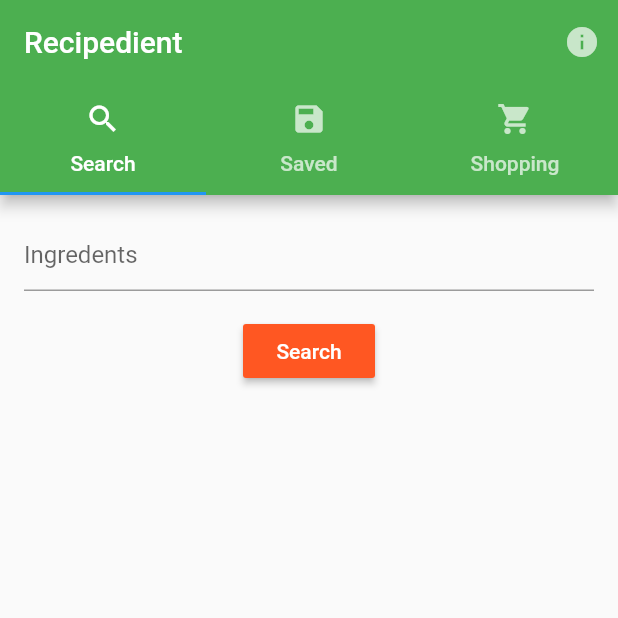
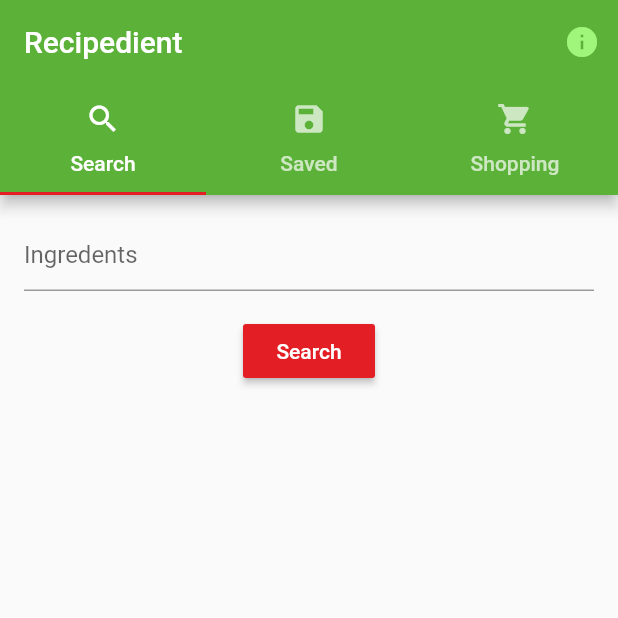
Before and after one commit to jensllarsen/recipedient, a Flutter app: the screen it shows after launch, on a phone screen of 412 x 824 dp, the top half of it. Run offline on Flutter 3.47's test engine with Material 2 defaults, Android fonts, the phone set to English and light mode, and no system bars; our stand-ins replace sqflite; accounts and stored records are empty; generated files the repository leaves out were written again.

Commit message:
Tweak color palette

```diff
--- a/lib/main.dart
+++ b/lib/main.dart
@@ -45,6 +45,7 @@
           backgroundColor: defaultPrimaryColor,
           title: Text('Recipedient'),
           bottom: TabBar(
+            indicatorColor: accentColor,
             tabs: [
               Tab(text: 'Search', icon: Icon(Icons.search)),
               Tab(text: 'Saved', icon: Icon(Icons.save)),
--- a/lib/widgets/color_palette.dart
+++ b/lib/widgets/color_palette.dart
@@ -1,10 +1,10 @@
 import 'package:flutter/material.dart';
 
-final darkPrimaryColor = Color(0xFF388E3C);
-final defaultPrimaryColor = Color(0xFF4CAF50);
-final lightPrimaryColor = Color(0xFFC8E6C9);
+final darkPrimaryColor = Color(0xFF009846);
+final defaultPrimaryColor = Color(0xFF5cb139);
+final lightPrimaryColor = Color(0xFFa0f67a);
 final textPrimaryColor = Color(0xFFFFFFFF);
-final accentColor = Color(0xFFFF5722);
-final primaryTextColor = Color(0xFF212121);
+final accentColor = Color(0xFFe31e24);
+final primaryTextColor = Color(0xFF2b2a29);
 final secondaryTextColor = Color(0xFF757575);
 final dividerColor = Color(0xFFBDBDBD);
```
